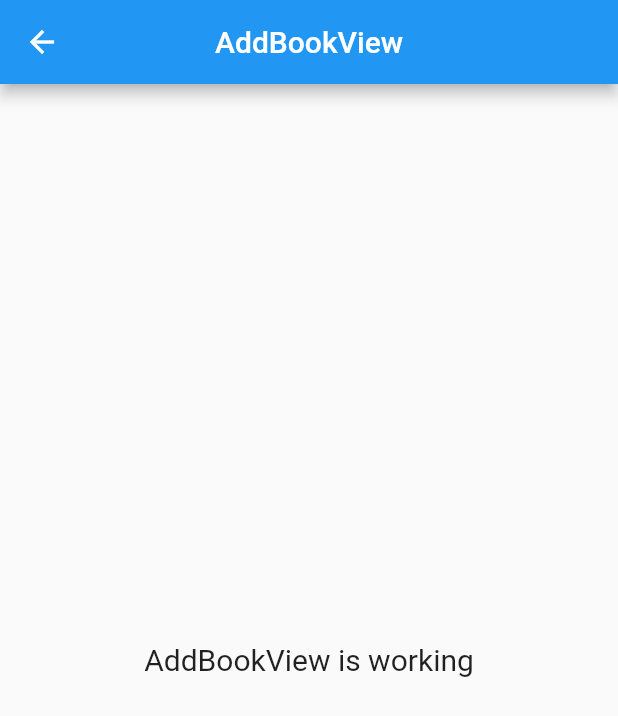
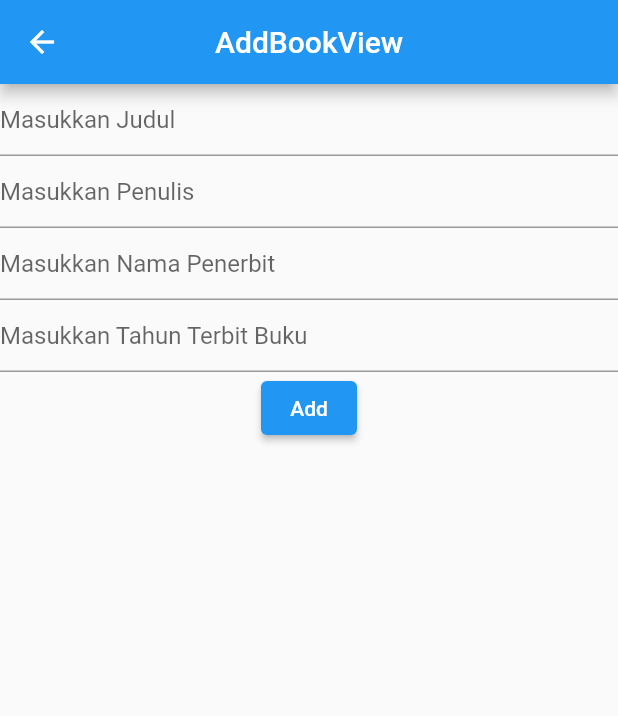
Before and after one commit to 1amrzy/petugas_perpustakaan_kelas_b, a Flutter app: the BookView screen opened by its route, after a tap on the "add" icon, on a phone screen of 412 x 824 dp. Shown: the top 716 px of the screen. Run offline on Flutter 3.47's test engine with Material 2 defaults, Android fonts, the phone set to English and light mode, and no system bars; our stand-ins replace dio, get, get_storage, pretty_dio_logger; accounts and stored records are empty; network calls fail.

Commit message:
membuat halaman book dan peminjaman

```diff
--- a/lib/app/modules/add_book/controllers/add_book_controller.dart
+++ b/lib/app/modules/add_book/controllers/add_book_controller.dart
@@ -1,7 +1,20 @@
+import 'package:dio/dio.dart';
+import 'package:flutter/cupertino.dart';
+import 'package:flutter/material.dart';
 import 'package:get/get.dart';
+import 'package:petugas_perpustakaan_kelas_b/app/modules/book/controllers/book_controller.dart';
+
+import '../../../data/constant/endpoint.dart';
+import '../../../data/provider/api_provider.dart';
 
 class AddBookController extends GetxController {
-  //TODO: Implement AddBookController
+  final loading = false.obs;
+  final GlobalKey<FormState> formkey = GlobalKey<FormState>();
+  final TextEditingController judulController = TextEditingController();
+  final TextEditingController penulisController = TextEditingController();
+  final TextEditingController penerbitController = TextEditingController();
+  final TextEditingController tahunTerbitController = TextEditingController();
+  final BookController bookController = Get.put(BookController());
 
   final count = 0.obs;
   @override
@@ -19,5 +32,40 @@ class AddBookController extends GetxController {
     super.onClose();
   }
 
-  void increment() => count.value++;
+  post() async{
+    loading(true);
+    try{
+      FocusScope.of(Get.context!).unfocus();
+      formkey.currentState?.save();
+      if (formkey.currentState!.validate()){
+        final response = await ApiProvider.instance().post(Endpoint.book,
+        data:
+        {
+          "judul": judulController.text.toString(),
+          "penulis": penulisController.text.toString(),
+          "penerbit": penerbitController.text.toString(),
+          "tahun_terbit": int.parse(tahunTerbitController.text.toString())
+        }
+        );
+        if (response.statusCode == 201) {
+          bookController.getData();
+          Get.back();
+        }else {
+          Get.snackbar("Sorry", "Failed to Login", backgroundColor: Colors.orange);
+        }
+      }loading(false);
+    }on DioException catch (e){
+      loading(false);
+      if (e.response != null) {
+        if (e.response?.data != null) {
+          Get.snackbar("Sorry", "${e.response?.data['message']}", backgroundColor: Colors.orange);
+        }
+      }else{
+        Get.snackbar("Sorry", "${e.response?.data['message']}", backgroundColor: Colors.red);
+      }
+    } catch (e) {loading(false);
+    Get.snackbar("Error", e.toString(), backgroundColor: Colors.red);
+    }
+  }
+
 }
--- a/lib/app/modules/add_book/views/add_book_view.dart
+++ b/lib/app/modules/add_book/views/add_book_view.dart
@@ -13,12 +13,61 @@ class AddBookView extends GetView<AddBookController> {
         title: const Text('AddBookView'),
         centerTitle: true,
       ),
-      body: const Center(
-        child: Text(
-          'AddBookView is working',
-          style: TextStyle(fontSize: 20),
-        ),
-      ),
+      body: Center(
+          child: Form(
+            key: controller.formkey,
+            child: Column(
+              children: [
+                TextFormField(
+                  controller: controller.judulController,
+                  decoration: InputDecoration(hintText: "Masukkan Judul"),
+                  validator: (value){
+                    if (value!.isEmpty){
+                      return "judul tidak boleh kosong";
+                    }
+                    return null;
+                  },
+                ),
+                TextFormField(
+                  controller: controller.penulisController,
+                  decoration: InputDecoration(hintText: "Masukkan Penulis"),
+                  validator: (value){
+                    if (value!.isEmpty){
+                      return "penulis tidak boleh kosong";
+                    }
+                    return null;
+                  },
+                ),
+                TextFormField(
+                  controller: controller.penerbitController,
+                  decoration: InputDecoration(hintText: "Masukkan Nama Penerbit"),
+                  validator: (value){
+                    if (value!.isEmpty){
+                      return "penerbit tidak boleh kosong";
+                    }
+                    return null;
+                  },
+                ),
+                TextFormField(
+                  controller: controller.tahunTerbitController,
+                  decoration: InputDecoration(hintText: "Masukkan Tahun Terbit Buku"),
+                  validator: (value){
+                    if (value!.isEmpty){
+                      return "tahun terbit tidak boleh kosong";
+                    }
+                    return null;
+                  },
+                ),
+                Obx(() => controller.loading.value?
+                CircularProgressIndicator():
+                ElevatedButton(onPressed: (){
+                  controller.post();
+                }, child: Text("Add"))
+                )
+              ],
+            ),
+          )
+      )
     );
   }
 }
--- a/lib/app/modules/book/controllers/book_controller.dart
+++ b/lib/app/modules/book/controllers/book_controller.dart
@@ -1,12 +1,16 @@
+import 'package:dio/dio.dart';
 import 'package:get/get.dart';
+import 'package:petugas_perpustakaan_kelas_b/app/data/model/response_book.dart';
 
-class BookController extends GetxController {
-  //TODO: Implement BookController
+import '../../../data/constant/endpoint.dart';
+import '../../../data/provider/api_provider.dart';
 
-  final count = 0.obs;
+class BookController extends GetxController with StateMixin<List<DataBook>> {
+
   @override
   void onInit() {
     super.onInit();
+    getData();
   }
 
   @override
@@ -19,5 +23,30 @@ class BookController extends GetxController {
     super.onClose();
   }
 
-  void increment() => count.value++;
+  Future<void> getData() async{
+    change(null, status: RxStatus.loading());
+    try{
+        final response = await ApiProvider.instance().get(Endpoint.book);
+        if (response.statusCode == 200) {
+          final ResponseBook responseBook = ResponseBook.fromJson(response.data);
+          if(responseBook.data!.isEmpty){
+            change(null, status: RxStatus.empty());
+          }else{
+            change(responseBook.data, status: RxStatus.success());
+          }
+        }else {
+          change(null, status: RxStatus.error("Gagal mengambil data"));
+        }
+    }on DioException catch (e){
+      if (e.response != null) {
+        if (e.response?.data != null) {
+          change(null, status: RxStatus.error("${e.response?.data['message']}"));
+        }
+      }else{
+        change(null, status: RxStatus.error("${e.response?.data['message']}"));
+      }
+    } catch (e) {
+      change(null, status: RxStatus.error(e.toString()));
+    }
+  }
 }
--- a/lib/app/modules/book/views/book_view.dart
+++ b/lib/app/modules/book/views/book_view.dart
@@ -18,12 +18,17 @@ class BookView extends GetView<BookController> {
           onPressed: ()=> Get.toNamed(Routes.ADD_BOOK),
           child: Icon(Icons.add),
       ),
-      body: const Center(
-        child: Text(
-          'BookView is working',
-          style: TextStyle(fontSize: 20),
-        ),
-      ),
-    );
+      body: controller.obx((state) => ListView.separated(
+        itemCount: state!.length,
+        itemBuilder: (context, index){
+          return ListTile(
+            title: Text("${state[index].judul}"),
+            subtitle: Text("Penulis ${state[index].penulis}"),
+          );
+        },
+        separatorBuilder: (context, index){
+          return Divider();
+        },
+      )));
   }
 }
```
Also changed, not shown: lib/app/data/model/response_book.dart (+5 -5 lines), lib/app/data/model/response_login.dart (+5 -5 lines), lib/app/data/model/response_pinjam.dart (+5 -5 lines), lib/app/data/model/response_post_book.dart (+5 -5 lines), lib/app/modules/peminjaman/controllers/peminjaman_controller.dart (+33 -2 lines), lib/app/modules/peminjaman/views/peminjaman_view.dart (+12 -6 lines).
